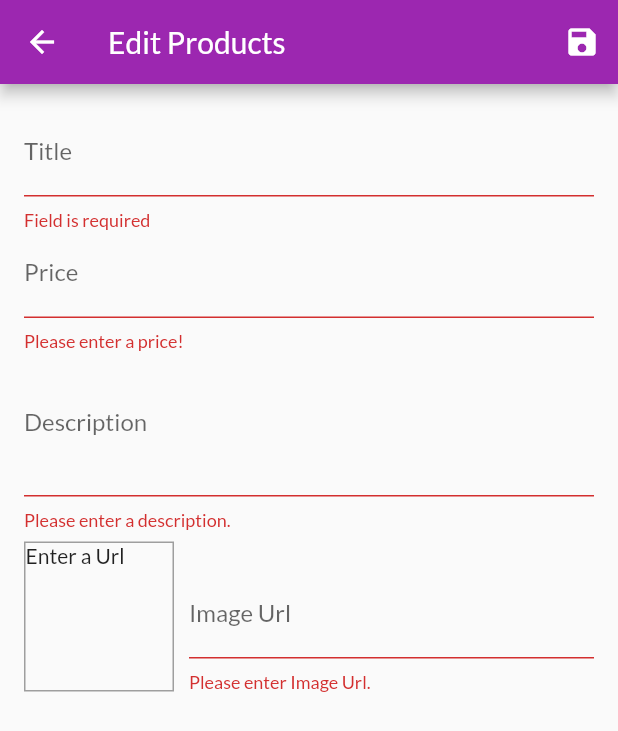
After one commit to john-maluki/shop_flutter, a Flutter app: the EditProductsScreen screen opened by its route, after a tap on the "save" icon, on a phone screen of 412 x 824 dp. The commit adds this screen. Shown: the top 731 px of the screen. Run offline on Flutter 3.47's test engine with Material 2 defaults, Android fonts, the phone set to English and light mode, and no system bars; network calls fail.

Commit message:
Complete user input fiels shop app

```diff
--- a/lib/main.dart
+++ b/lib/main.dart
@@ -8,6 +8,8 @@ import './providers/products.dart';
 import './providers/cart.dart';
 import './screens/cart_screen.dart';
 import './providers/orders.dart';
+import './screens/user_products_screen.dart';
+import './screens/edit_product_screen.dart';
 
 void main() => runApp(MyApp());
 
@@ -38,6 +40,8 @@ class MyApp extends StatelessWidget {
           ProductDetailScreen.routeName: (ctx) => ProductDetailScreen(),
           CartScreen.routeName: (ctx) => CartScreen(),
           OrdersScreen.routeName: (ctx) => OrdersScreen(),
+          UserProductsScreen.routeName: (ctx) => UserProductsScreen(),
+          EditProductsScreen.routeName: (ctx) => EditProductsScreen(),
         },
       ),
     );
--- /dev/null
+++ b/lib/screens/edit_product_screen.dart
@@ -0,0 +1,273 @@
+import 'package:flutter/material.dart';
+import 'package:provider/provider.dart';
+
+import '../providers/products.dart';
+import '../providers/product.dart';
+
+class EditProductsScreen extends StatefulWidget {
+  static const routeName = 'edit-product';
+  @override
+  _EditProductsScreenState createState() => _EditProductsScreenState();
+}
+
+class _EditProductsScreenState extends State<EditProductsScreen> {
+  final _priceFocusNode = FocusNode();
+  final _descriptionFocusNote = FocusNode();
+  final _imageUrlFocusNode = FocusNode();
+  final _imageUrlController = TextEditingController();
+  final _form = GlobalKey<FormState>();
+  var _editedProduct = Product(
+    id: null,
+    title: '',
+    description: '',
+    price: 0,
+    imageUrl: '',
+  );
+  var _isInit = true;
+  var _initValues = {
+    'title': '',
+    'description': '',
+    'price': '',
+    'imageUrl': '',
+  };
+
+  @override
+  void initState() {
+    _imageUrlFocusNode.addListener(_updateImageUrl);
+    super.initState();
+  }
+
+  @override
+  void didChangeDependencies() {
+    if (_isInit) {
+      final productId = ModalRoute.of(context).settings.arguments as String;
+      if (productId != null) {
+        _editedProduct =
+            Provider.of<Products>(context, listen: false).findById(productId);
+        _initValues = {
+          'title': _editedProduct.title,
+          'description': _editedProduct.description,
+          'price': _editedProduct.price.toString(),
+          // 'imageUrl': _editedProduct.imageUrl,
+          'imageUrl': ''
+        };
+        _imageUrlController.text = _editedProduct.imageUrl;
+      }
+    }
+    _isInit = false;
+    super.didChangeDependencies();
+  }
+
+  @override
+  void dispose() {
+    _imageUrlFocusNode.removeListener(_updateImageUrl);
+    _priceFocusNode.dispose();
+    _descriptionFocusNote.dispose();
+    _imageUrlFocusNode.dispose();
+    _imageUrlController.dispose();
+    super.dispose();
+  }
+
+  void _updateImageUrl() {
+    if (!_imageUrlFocusNode.hasFocus) {
+      setState(() {});
+    }
+  }
+
+  void _saveForm() {
+    if (!_form.currentState.validate()) {
+      return;
+    }
+    _form.currentState.save();
+    if (_editedProduct.id != null) {
+      Provider.of<Products>(context, listen: false).updateProduct(
+        _editedProduct.id,
+        _editedProduct,
+      );
+    } else {
+      Provider.of<Products>(context, listen: false).addProduct(
+        _editedProduct,
+      );
+    }
+
+    Navigator.of(context).pop();
+  }
+
+  @override
+  Widget build(BuildContext context) {
+    return Scaffold(
+      appBar: AppBar(
+        title: Text('Edit Products'),
+        actions: <Widget>[
+          IconButton(
+            icon: Icon(
+              Icons.save,
+            ),
+            onPressed: _saveForm,
+          ),
+        ],
+      ),
+      body: Padding(
+        padding: const EdgeInsets.all(16.0),
+        child: Form(
+          key: _form,
+          child: ListView(
+            children: <Widget>[
+              TextFormField(
+                initialValue: _initValues['title'],
+                decoration: InputDecoration(
+                  labelText: 'Title',
+                ),
+                textInputAction: TextInputAction.next,
+                onFieldSubmitted: (_) {
+                  FocusScope.of(context).requestFocus(_priceFocusNode);
+                },
+                onSaved: (value) {
+                  _editedProduct = Product(
+                    id: _editedProduct.id,
+                    title: value,
+                    description: _editedProduct.description,
+                    price: _editedProduct.price,
+                    imageUrl: _editedProduct.imageUrl,
+                    isFavorite: _editedProduct.isFavorite,
+                  );
+                },
+                validator: (value) {
+                  if (value.isEmpty) {
+                    return 'Field is required';
+                  }
+                  return null;
+                },
+              ),
+              TextFormField(
+                initialValue: _initValues['price'],
+                decoration: InputDecoration(
+                  labelText: 'Price',
+                ),
+                textInputAction: TextInputAction.next,
+                keyboardType: TextInputType.number,
+                focusNode: _priceFocusNode,
+                onFieldSubmitted: (_) {
+                  FocusScope.of(context).requestFocus(_descriptionFocusNote);
+                },
+                onSaved: (value) {
+                  _editedProduct = Product(
+                    id: _editedProduct.id,
+                    title: _editedProduct.title,
+                    description: _editedProduct.description,
+                    price: double.parse(value),
+                    imageUrl: _editedProduct.imageUrl,
+                    isFavorite: _editedProduct.isFavorite,
+                  );
+                },
+                validator: (value) {
+                  if (value.isEmpty) {
+                    return 'Please enter a price!';
+                  }
+                  if (double.tryParse(value) == null) {
+                    return 'Enter a valid number';
+                  }
+                  if (double.parse(value) <= 0) {
+                    return 'Prise must be greater than 0!';
+                  }
+                  return null;
+                },
+              ),
+              TextFormField(
+                initialValue: _initValues['description'],
+                decoration: InputDecoration(
+                  labelText: 'Description',
+                ),
+                maxLines: 3,
+                keyboardType: TextInputType.multiline,
+                focusNode: _descriptionFocusNote,
+                validator: (value) {
+                  if (value.isEmpty) {
+                    return 'Please enter a description.';
+                  }
+                  if (value.length < 10) {
+                    return 'Should be atleast 10 characters long.';
+                  }
+                  return null;
+                },
+                onSaved: (value) {
+                  _editedProduct = Product(
+                    id: _editedProduct.id,
+                    title: _editedProduct.title,
+                    description: value,
+                    price: _editedProduct.price,
+                    imageUrl: _editedProduct.imageUrl,
+                    isFavorite: _editedProduct.isFavorite,
+                  );
+                },
+              ),
+              Row(
+                crossAxisAlignment: CrossAxisAlignment.end,
+                children: <Widget>[
+                  Container(
+                    height: 100,
+                    width: 100,
+                    decoration: BoxDecoration(
+                      border: Border.all(
+                        width: 1,
+                        color: Colors.grey,
+                      ),
+                    ),
+                    margin: EdgeInsets.only(
+                      top: 8,
+                      right: 10,
+                    ),
+                    child: _imageUrlController.text.isEmpty
+                        ? Text(
+                            'Enter a Url',
+                          )
+                        : FittedBox(
+                            child: Image.network(
+                              _imageUrlController.text,
+                              fit: BoxFit.cover,
+                            ),
+                          ),
+                  ),
+                  Expanded(
+                    child: TextFormField(
+                      decoration: InputDecoration(
+                        labelText: 'Image Url',
+                      ),
+                      keyboardType: TextInputType.url,
+                      textInputAction: TextInputAction.done,
+                      controller: _imageUrlController,
+                      focusNode: _imageUrlFocusNode,
+                      onFieldSubmitted: (_) {
+                        _saveForm();
+                      },
+                      validator: (value) {
+                        if (value.isEmpty) {
+                          return 'Please enter Image Url.';
+                        }
+                        if (!value.startsWith('http') &&
+                            !value.startsWith('https')) {
+                          return 'Invalid Url.';
+                        }
+                        return null;
+                      },
+                      onSaved: (value) {
+                        _editedProduct = Product(
+                          id: _editedProduct.id,
+                          title: _editedProduct.title,
+                          description: _editedProduct.description,
+                          price: _editedProduct.price,
+                          imageUrl: value,
+                          isFavorite: _editedProduct.isFavorite,
+                        );
+                      },
+                    ),
+                  ),
+                ],
+              )
+            ],
+          ),
+        ),
+      ),
+    );
+  }
+}
--- a/lib/screens/product_detail_screen.dart
+++ b/lib/screens/product_detail_screen.dart
@@ -33,7 +33,7 @@ class ProductDetailScreen extends StatelessWidget {
               height: 10,
             ),
             Text(
-              '\$${loadedProduct.title}',
+              '\$${loadedProduct.price}',
               style: TextStyle(
                 color: Colors.grey,
                 fontSize: 20,
```
Also changed, not shown: lib/providers/cart.dart (+20 -0 lines), lib/providers/products.dart (+24 -1 lines), lib/screens/products_overview_screen.dart (+11 -11 lines), lib/screens/user_products_screen.dart (added, +49 -0 lines), lib/widgets/app_drawer.dart (+18 -2 lines), lib/widgets/cart_item.dart (+19 -0 lines), lib/widgets/product_item.dart (+12 -0 lines), lib/widgets/user_product_item.dart (added, +50 -0 lines).
